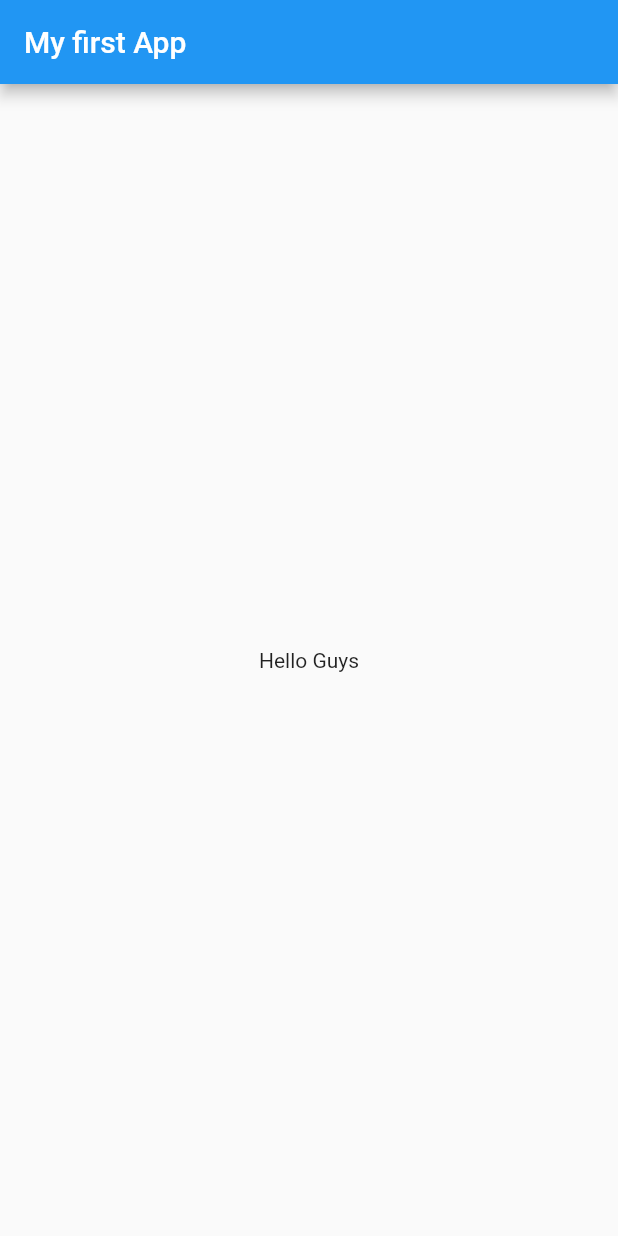
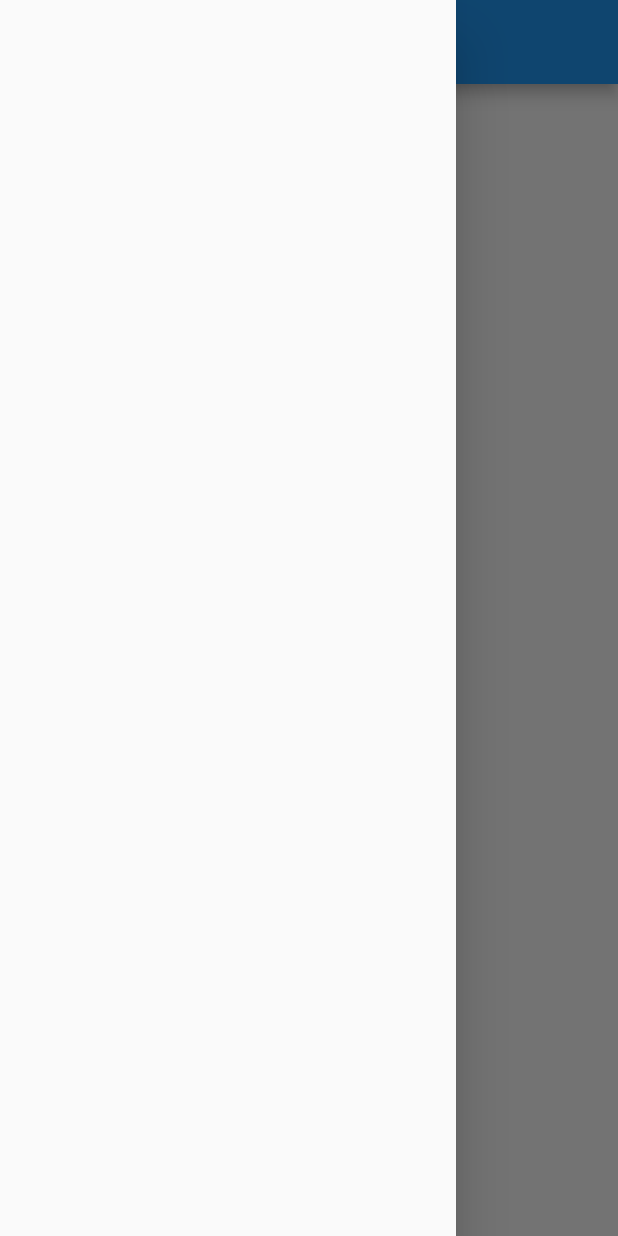
Before and after one commit to himanshugodara38/Learn_flutter, a Flutter app: the screen it shows after launch, with the side drawer open (before the commit the screen has no drawer), on a phone screen of 412 x 824 dp. Run offline on Flutter 3.47's test engine with Material 2 defaults, Android fonts, the phone set to English and light mode, and no system bars.

Commit message:
day 2 completed

```diff
--- /dev/null
+++ b/lib/home_page.dart
@@ -0,0 +1,25 @@
+import 'package:flutter/material.dart';
+
+
+
+
+
+class HomePage extends StatelessWidget {
+  const HomePage ({super.key});
+
+  @override
+  Widget build(BuildContext context) {
+    return Scaffold(
+        appBar:AppBar(
+
+          title: Text("My App"),
+        ),
+          body:Center(
+            child:Container(
+            child:Text("my first app"),
+          ),
+          ),
+          drawer: Drawer(),
+    );
+  }
+}
--- a/lib/main.dart
+++ b/lib/main.dart
@@ -1,3 +1,4 @@
+import 'package:first_app/home_page.dart';
 import 'package:flutter/material.dart';
 
 void main() => runApp(const MyApp());
@@ -8,15 +9,7 @@ class MyApp extends StatelessWidget {
   @override
   Widget build(BuildContext context) {
     return MaterialApp(
-      title: 'Material App',
-      home: Scaffold(
-        appBar: AppBar(
-          title: const Text('My first App'),
-        ),
-        body: const Center(
-          child: Text('Hello Guys'),
-        ),
-      ),
+      home: HomePage(),
     );
   }
 }
```
